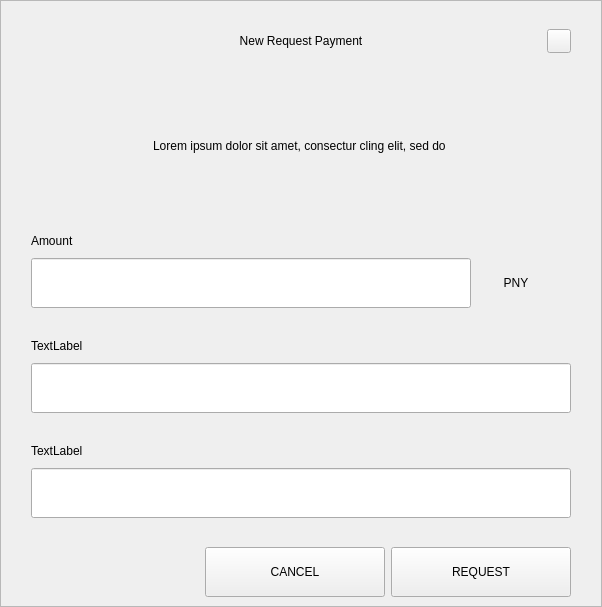
Old version of the form src/qt/pny/forms/requestdialog.ui in the repository decenomy/PNY.
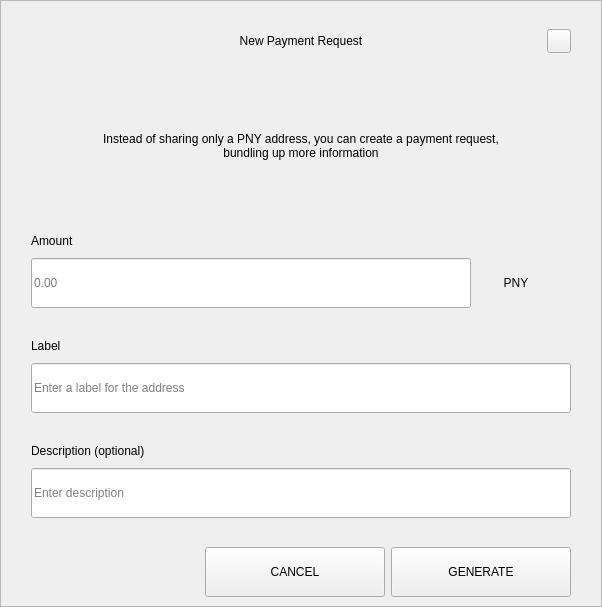
New version of the form.

Patch:
```diff
--- a/src/qt/pny/forms/requestdialog.ui
+++ b/src/qt/pny/forms/requestdialog.ui
@@ -92,7 +92,7 @@
            <string notr="true">padding-left:24px;</string>
           </property>
           <property name="text">
-           <string>New Request Payment</string>
+           <string>New Payment Request</string>
           </property>
           <property name="alignment">
            <set>Qt::AlignCenter</set>
@@ -210,7 +210,7 @@
              </size>
             </property>
             <property name="text">
-             <string>Lorem ipsum dolor sit amet, consectur cling elit, sed do </string>
+             <string>Instead of sharing only a PNY address, you can create a payment request, bundling up more information</string>
             </property>
             <property name="alignment">
              <set>Qt::AlignCenter</set>
@@ -289,6 +289,9 @@
                     <height>50</height>
                    </size>
                   </property>
+                  <property name="placeholderText">
+                   <string notr="true">0.00</string>
+                  </property>
                  </widget>
                 </item>
                 <item>
@@ -376,7 +379,7 @@
                </size>
               </property>
               <property name="text">
-               <string>TextLabel</string>
+               <string>Label</string>
               </property>
              </widget>
             </item>
@@ -394,6 +397,9 @@
                 <height>50</height>
                </size>
               </property>
+              <property name="placeholderText">
+               <string>Enter a label for the address</string>
+              </property>
              </widget>
             </item>
            </layout>
@@ -434,7 +440,7 @@
                </size>
               </property>
               <property name="text">
-               <string>TextLabel</string>
+               <string>Description (optional)</string>
               </property>
              </widget>
             </item>
@@ -452,6 +458,9 @@
                 <height>50</height>
                </size>
               </property>
+              <property name="placeholderText">
+               <string>Enter description</string>
+              </property>
              </widget>
             </item>
             <item>
@@ -672,7 +681,7 @@
             <enum>Qt::NoFocus</enum>
            </property>
            <property name="text">
-            <string>REQUEST</string>
+            <string>GENERATE</string>
            </property>
           </widget>
          </item>
```
